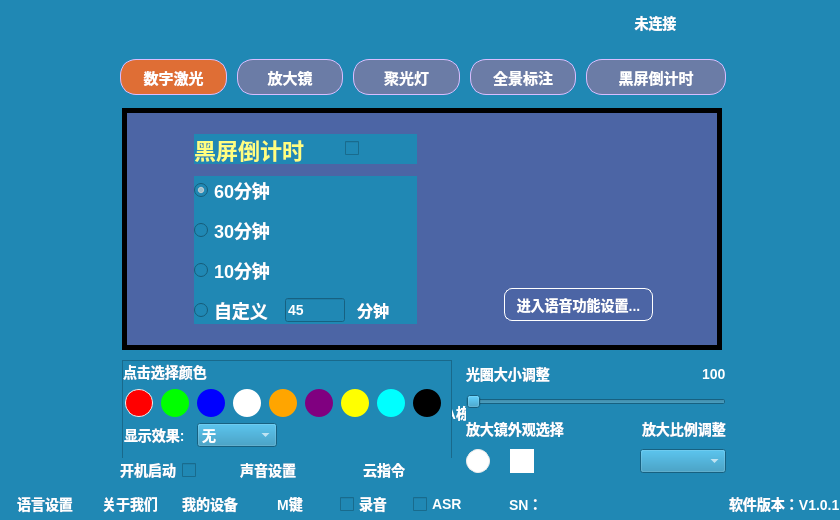
First picture: the form in EasyPointer/mainwindow.ui, repository wlffeng2008/EasyPointer, before the edit.
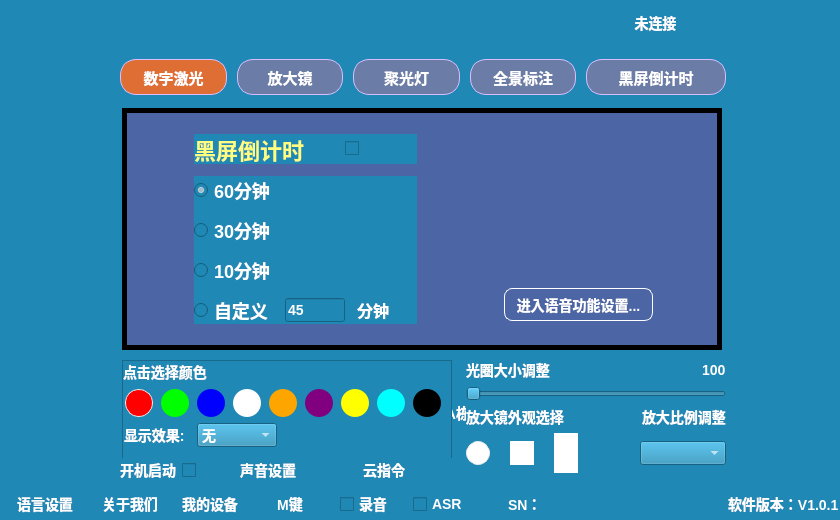
Second picture: the form after the edit. Icons and pictures are not drawn. Custom widgets are drawn as their Qt base class.

```diff
--- a/EasyPointer/mainwindow.ui
+++ b/EasyPointer/mainwindow.ui
@@ -974,6 +974,63 @@
            </attribute>
           </widget>
          </item>
+         <item alignment="Qt::AlignmentFlag::AlignLeft|Qt::AlignmentFlag::AlignVCenter">
+          <widget class="QPushButton" name="pushButtonRect2">
+           <property name="minimumSize">
+            <size>
+             <width>24</width>
+             <height>16</height>
+            </size>
+           </property>
+           <property name="maximumSize">
+            <size>
+             <width>24</width>
+             <height>16</height>
+            </size>
+           </property>
+           <property name="cursor">
+            <cursorShape>PointingHandCursor</cursorShape>
+           </property>
+           <property name="toolTip">
+            <string>正方形</string>
+           </property>
+           <property name="styleSheet">
+            <string notr="true">    QPushButton {
+            border-top: 10px solid transparent;
+            border-bottom: 10px solid transparent;
+            background-color: white;
+            outline: none;
+            width:30px;
+            min-height:20px;
+            max-height:20px;
+			border-radius:0px;
+        }
+
+    QPushButton:hover    {  border: 1px solid #EAEAEA;}
+    QPushButton:checked  { 
+	border: 1px solid #EAEAEA;
+ 	background-image:url(:/images/checkflag2.png); 
+   	background-repeat: no-repeat; 
+    background-position: center center;
+ }</string>
+           </property>
+           <property name="text">
+            <string/>
+           </property>
+           <property name="checkable">
+            <bool>true</bool>
+           </property>
+           <property name="autoExclusive">
+            <bool>true</bool>
+           </property>
+           <property name="flat">
+            <bool>true</bool>
+           </property>
+           <attribute name="buttonGroup">
+            <string notr="true">buttonGroupShape</string>
+           </attribute>
+          </widget>
+         </item>
          <item>
           <spacer name="horizontalSpacer_4">
            <property name="orientation">
@@ -2031,7 +2088,7 @@
      <rect>
       <x>0</x>
       <y>490</y>
-      <width>840</width>
+      <width>844</width>
       <height>28</height>
      </rect>
     </property>
@@ -2042,6 +2099,9 @@
      <property name="leftMargin">
       <number>10</number>
      </property>
+     <property name="rightMargin">
+      <number>5</number>
+     </property>
      <item>
       <widget class="QPushButton" name="pushButton5">
        <property name="minimumSize">
```
Left out of the diff: 4 changed lines with no effect on the pictures.
